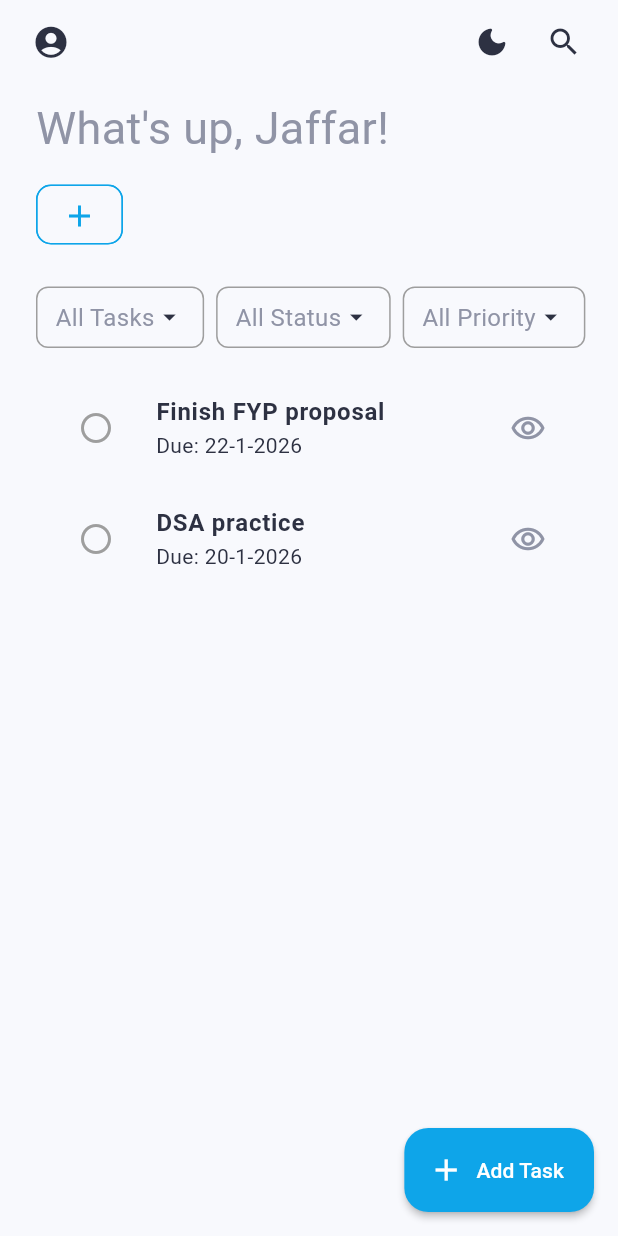
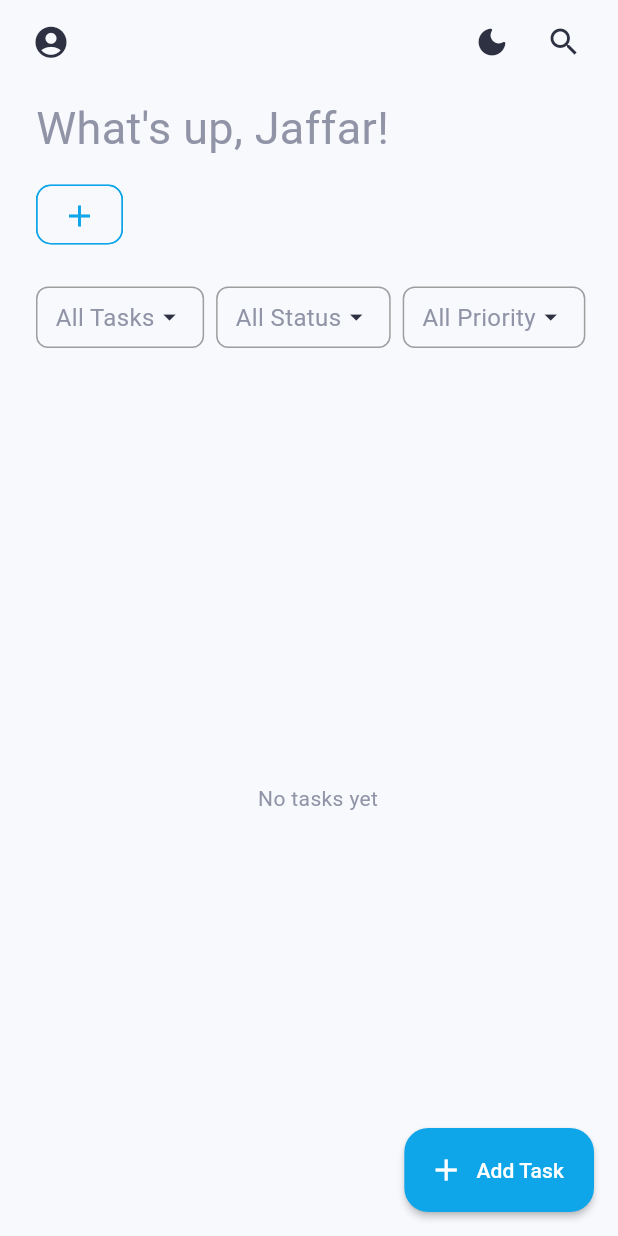
Before and after one commit to Jaffar-Kazmi/TaskVector, a Flutter app: the screen it shows after launch, on a phone screen of 412 x 824 dp. Run offline on Flutter 3.47's test engine with Material 3 defaults, Android fonts, the light colour scheme and no system bars; our stand-ins replace hive, hive_flutter; accounts and stored records are empty; Roboto replaces fonts that are missing (Poppins).

Commit message:
feat(tasks): fetch Tasks from Hive and display in a list

```diff
--- a/lib/widgets/tasks_list.dart
+++ b/lib/widgets/tasks_list.dart
@@ -1,65 +1,65 @@
 import 'package:flutter/material.dart';
-
+import 'package:hive_flutter/hive_flutter.dart';
 import '../models/task.dart';
 
-class TasksList extends StatefulWidget {
+class TasksList extends StatelessWidget {
   const TasksList({super.key});
 
   @override
-  State<TasksList> createState() => _TasksListState();
+  Widget build(BuildContext context) {
+    final Box<Task> tasksBox = Hive.box<Task>('tasks');
+
+    return ValueListenableBuilder<Box<Task>>(
+      valueListenable: tasksBox.listenable(),
+      builder: (context, box, _) {
+        if (box.isEmpty) {
+          return const Center(child: Text('No tasks yet'));
         }
 
-class _TasksListState extends State<TasksList> {
-  bool isCompleted = false;
-  final tasks = <Task>[
-    Task(
-      id: '1',
-      title: 'Finish FYP proposal',
-      description: 'Write problem statement, scope, and initial system architecture.',
-      dueDate: DateTime(2026, 1, 22),
-      priority: TaskPriority.high,
-      status: TaskStatus.pending,
-    ),
-    Task(
-      id: '2',
-      title: 'DSA practice',
-      description: 'Solve 3 graph problems on LeetCode, focus on BFS/DFS templates.',
-      dueDate: DateTime(2026, 1, 20),
-      priority: TaskPriority.medium,
-      status: TaskStatus.pending,
-    ),
-  ];
+        return ListView.builder(
+          itemCount: box.length,
+          itemBuilder: (context, index) {
+            final task = box.getAt(index);
 
-
-  @override
-  Widget build(BuildContext context) {
-    return ListView.builder(
-      itemCount: tasks.length,
-        itemBuilder: (context, index) {
-          final task = tasks[index];
+            if (task == null) return const SizedBox.shrink();
 
             return ExpansionTile(
               leading: IconButton(
                 onPressed: () {
-                setState(() {
-                  task.status = task.status == TaskStatus.done ? TaskStatus.pending : TaskStatus.done;
-                });
+                  task.status = task.status == TaskStatus.done
+                        ? TaskStatus.pending
+                        : TaskStatus.done;
+                  task.save();
                 },
-              icon: Icon( task.status == TaskStatus.done
+                icon: Icon(
+                  task.status == TaskStatus.done
                       ? Icons.check_circle
                       : Icons.circle_outlined,
-                color: task.status == TaskStatus.done ? Colors.green : Colors.grey,
+                  color: task.status == TaskStatus.done
+                      ? Colors.green
+                      : Colors.grey,
                 ),
               ),
-            title: task.status == TaskStatus.done ? Text(task.title, style: TextStyle(decoration: TextDecoration.lineThrough),) : Text(task.title, style: TextStyle(fontWeight: FontWeight.bold),),
+              title: task.status == TaskStatus.done
+                  ? Text(
+                task.title,
+                style: const TextStyle(
+                  decoration: TextDecoration.lineThrough,
+                ),
+              )
+                  : Text(
+                task.title,
+                style: const TextStyle(fontWeight: FontWeight.bold),
+              ),
               subtitle: Text(
-              'Due: ${task.dueDate?.day}-${task.dueDate?.month}-${task.dueDate?.year}'
+                'Due: ${task.dueDate?.day}-${task.dueDate?.month}-${task.dueDate?.year}',
               ),
               trailing: IconButton(
                 onPressed: () {},
-              icon: Icon(Icons.remove_red_eye_outlined),
+                icon: const Icon(Icons.remove_red_eye_outlined),
               ),
-            childrenPadding: EdgeInsetsGeometry.fromLTRB(26, 12, 20, 12),
+              childrenPadding:
+              const EdgeInsets.fromLTRB(26, 12, 20, 12),
               children: [
                 Align(
                   alignment: Alignment.centerLeft,
@@ -68,8 +68,12 @@ class _TasksListState extends State<TasksList> {
                 Row(
                   children: [
                     Chip(
-                    label: Text(task.priority.name.toUpperCase(), style: TextStyle(color: Colors.black),),
-                    backgroundColor: task.priority == TaskPriority.high
+                      label: Text(
+                        task.priority.name.toUpperCase(),
+                        style: const TextStyle(color: Colors.black),
+                      ),
+                      backgroundColor:
+                      task.priority == TaskPriority.high
                           ? Colors.red[200]
                           : Colors.blue[200],
                       shape: RoundedRectangleBorder(
@@ -79,21 +83,30 @@ class _TasksListState extends State<TasksList> {
                       shadowColor: Colors.grey,
                       side: BorderSide.none,
                     ),
-                  Spacer(),
+                    const Spacer(),
                     TextButton.icon(
-                    onPressed: () {},
-                    icon: Icon(Icons.edit),
-                    label: Text('Edit'),
+                      onPressed: () {
+                        // open edit screen and after save, update box
+                      },
+                      icon: const Icon(Icons.edit),
+                      label: const Text('Edit'),
                     ),
                     IconButton(
-                    onPressed: () {},
-                    icon: Icon(Icons.delete, color: Colors.red[600],),
+                      onPressed: () {
+                        box.deleteAt(index);
+                      },
+                      icon: Icon(
+                        Icons.delete,
+                        color: Colors.red[600],
+                      ),
                     ),
                   ],
                 ),
               ],
             );
-        }
+          },
+        );
+      },
     );
   }
 }
```
Lines whose indentation alone changed are shown as unchanged.
